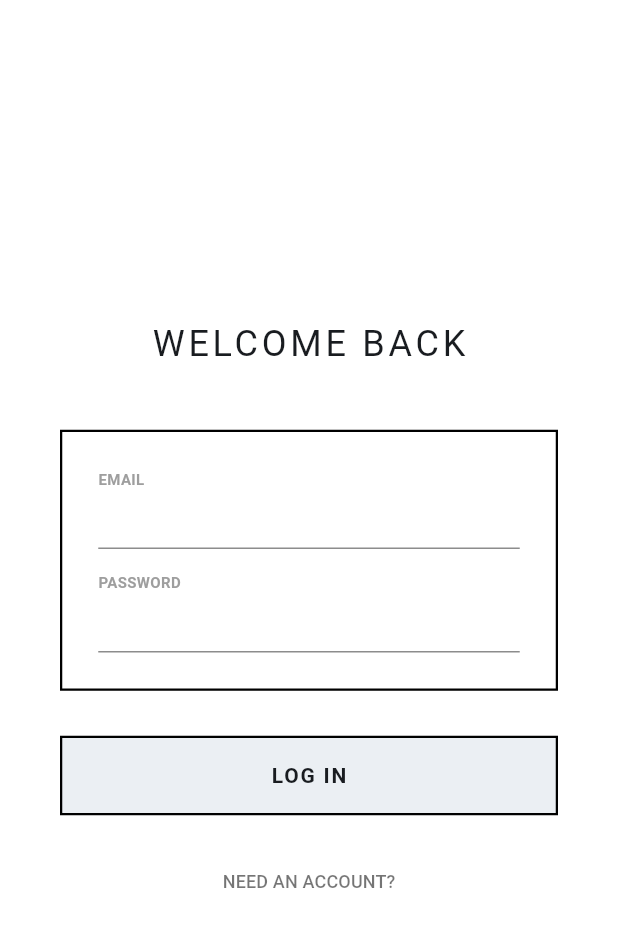
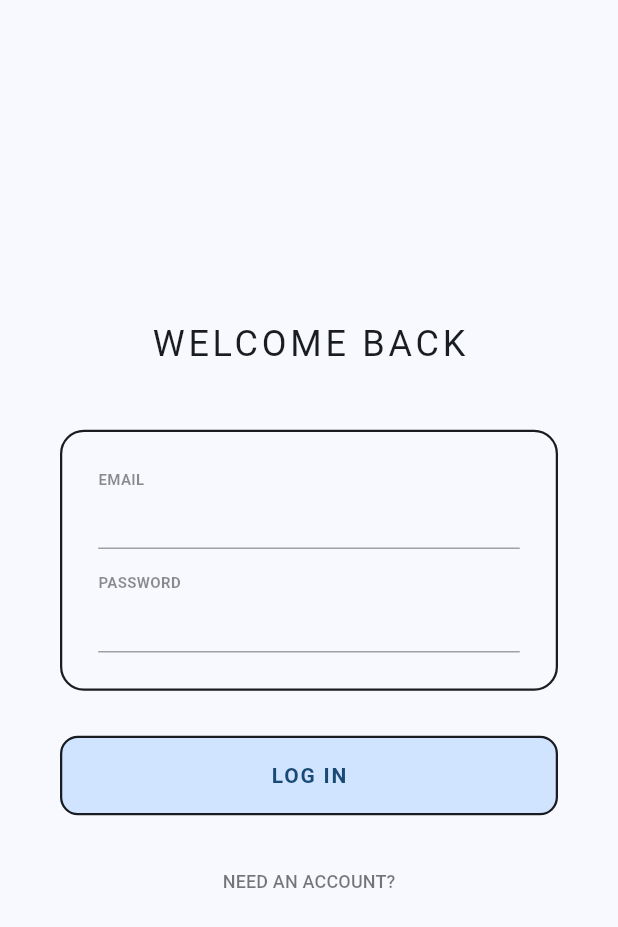
Before and after one commit to LordGooseLive/mern_app, a Flutter app: the screen it shows after launch, on a phone screen of 412 x 824 dp. Shown: the top 927 px of the screen. Run offline on Flutter 3.47's test engine with Material 3 defaults, Android fonts, the light colour scheme and no system bars; drawn by our look-alikes of dynamic_color; our stand-ins replace shared_preferences; accounts and stored records are empty.

Commit message:
fixed colouring issue

```diff
--- a/lib/main.dart
+++ b/lib/main.dart
@@ -1,5 +1,6 @@
 import 'package:flutter/material.dart';
 import 'package:provider/provider.dart';
+import 'package:dynamic_color/dynamic_color.dart';
 import 'providers/auth_provider.dart';
 import 'providers/pet_provider.dart';
 import 'screens/login_screen.dart';
@@ -13,6 +14,9 @@ void main() {
 class MyApp extends StatelessWidget {
   const MyApp({super.key});
 
+  static final _defaultLightColorScheme = ColorScheme.fromSeed(seedColor: Colors.blue);
+  static final _defaultDarkColorScheme = ColorScheme.fromSeed(seedColor: Colors.blue, brightness: Brightness.dark);
+
   @override
   Widget build(BuildContext context) {
     return MultiProvider(
@@ -20,18 +24,25 @@ class MyApp extends StatelessWidget {
         ChangeNotifierProvider(create: (_) => AuthProvider()),
         ChangeNotifierProvider(create: (_) => PetProvider()),
       ],
-      child: MaterialApp(
+      child: DynamicColorBuilder(
+        builder: (ColorScheme? lightDynamic, ColorScheme? darkDynamic) {
+          return MaterialApp(
             title: 'Pet Tracker',
             debugShowCheckedModeBanner: false,
-        // Material 3 automatically picks up some system-like feels
-        // We'll set a base seed, but the screens will use the "sketch" look
             theme: ThemeData(
+              colorScheme: lightDynamic ?? _defaultLightColorScheme,
               useMaterial3: true,
-          colorSchemeSeed: Colors.blue, // Base color
-          brightness: Brightness.light,
               fontFamily: 'sans-serif',
             ),
+            darkTheme: ThemeData(
+              colorScheme: darkDynamic ?? _defaultDarkColorScheme,
+              useMaterial3: true,
+              fontFamily: 'sans-serif',
+            ),
+            themeMode: ThemeMode.system,
             home: const AppRouter(),
+          );
+        },
       ),
     );
   }
--- a/lib/screens/login_screen.dart
+++ b/lib/screens/login_screen.dart
@@ -59,23 +59,25 @@ class _LoginScreenState extends State<LoginScreen> {
 
   @override
   Widget build(BuildContext context) {
-    final colorScheme = Theme.of(context).colorScheme;
+    final theme = Theme.of(context);
+    final colorScheme = theme.colorScheme;
+    final onSurface = colorScheme.onSurface;
 
     return Scaffold(
-      backgroundColor: Colors.white,
       body: SafeArea(
         child: Center(
           child: SingleChildScrollView(
             padding: const EdgeInsets.symmetric(horizontal: 40),
             child: Column(
               children: [
-                // Header in the "Sketchy" style
+                // Header
                 Text(
                   _isLogin ? 'WELCOME BACK' : 'CREATE PROFILE',
-                  style: const TextStyle(
+                  style: TextStyle(
                     fontSize: 24,
                     fontWeight: FontWeight.w400,
                     letterSpacing: 2.5,
+                    color: onSurface,
                   ),
                 ),
 
@@ -85,7 +87,8 @@ class _LoginScreenState extends State<LoginScreen> {
                 Container(
                   padding: const EdgeInsets.all(24),
                   decoration: BoxDecoration(
-                    border: Border.all(color: Colors.black, width: 1.5),
+                    border: Border.all(color: onSurface, width: 1.5),
+                    borderRadius: BorderRadius.circular(16),
                   ),
                   child: Column(
                     children: [
@@ -108,22 +111,27 @@ class _LoginScreenState extends State<LoginScreen> {
 
                 const SizedBox(height: 30),
 
-                // Button inside a bordered box (matches sketch)
+                // Dynamic Styled Button
                 GestureDetector(
                   onTap: context.watch<AuthProvider>().isLoading ? null : _submit,
                   child: Container(
                     width: double.infinity,
                     padding: const EdgeInsets.symmetric(vertical: 15),
                     decoration: BoxDecoration(
-                      color: colorScheme.primary.withOpacity(0.1),
-                      border: Border.all(color: Colors.black, width: 1.5),
+                      color: colorScheme.primaryContainer,
+                      border: Border.all(color: onSurface, width: 1.5),
+                      borderRadius: BorderRadius.circular(12),
                     ),
                     alignment: Alignment.center,
                     child: context.watch<AuthProvider>().isLoading
-                      ? const SizedBox(height: 20, width: 20, child: CircularProgressIndicator(strokeWidth: 2))
+                      ? SizedBox(height: 20, width: 20, child: CircularProgressIndicator(strokeWidth: 2, color: colorScheme.onPrimaryContainer))
                       : Text(
                           _isLogin ? 'LOG IN' : 'SIGN UP',
-                          style: const TextStyle(fontWeight: FontWeight.bold, letterSpacing: 1.2),
+                          style: TextStyle(
+                            fontWeight: FontWeight.bold,
+                            letterSpacing: 1.2,
+                            color: colorScheme.onPrimaryContainer,
+                          ),
                         ),
                   ),
                 ),
@@ -134,7 +142,7 @@ class _LoginScreenState extends State<LoginScreen> {
                   onPressed: _toggleMode,
                   child: Text(
                     _isLogin ? 'NEED AN ACCOUNT?' : 'ALREADY HAVE ONE?',
-                    style: const TextStyle(color: Colors.black54, fontSize: 12),
+                    style: TextStyle(color: onSurface.withOpacity(0.6), fontSize: 12),
                   ),
                 ),
               ],
@@ -159,18 +167,21 @@ class _SketchyField extends StatelessWidget {
 
   @override
   Widget build(BuildContext context) {
+    final onSurface = Theme.of(context).colorScheme.onSurface;
+
     return Column(
       crossAxisAlignment: CrossAxisAlignment.start,
       children: [
-        Text(label, style: const TextStyle(fontSize: 10, fontWeight: FontWeight.bold, color: Colors.grey)),
+        Text(label, style: TextStyle(fontSize: 10, fontWeight: FontWeight.bold, color: onSurface.withOpacity(0.5))),
         TextField(
           controller: controller,
           obscureText: obscure,
-          decoration: const InputDecoration(
+          style: TextStyle(color: onSurface),
+          decoration: InputDecoration(
             isDense: true,
-            contentPadding: EdgeInsets.symmetric(vertical: 8),
-            enabledBorder: UnderlineInputBorder(borderSide: BorderSide(color: Colors.black45)),
-            focusedBorder: UnderlineInputBorder(borderSide: BorderSide(color: Colors.black, width: 1.5)),
+            contentPadding: const EdgeInsets.symmetric(vertical: 8),
+            enabledBorder: UnderlineInputBorder(borderSide: BorderSide(color: onSurface.withOpacity(0.4))),
+            focusedBorder: UnderlineInputBorder(borderSide: BorderSide(color: onSurface, width: 1.5)),
           ),
         ),
       ],
--- a/pubspec.yaml
+++ b/pubspec.yaml
@@ -54,6 +54,7 @@ dependencies:
 
   # Connectivity
   connectivity_plus: ^5.0.0
+  dynamic_color: ^1.8.1
 
 dev_dependencies:
   flutter_test:
```
Also changed, not shown: lib/screens/home_screen.dart (+21 -15 lines), lib/screens/pet_detail_screen.dart (+14 -9 lines), pubspec.lock. Lines whose indentation alone changed are shown as unchanged.
